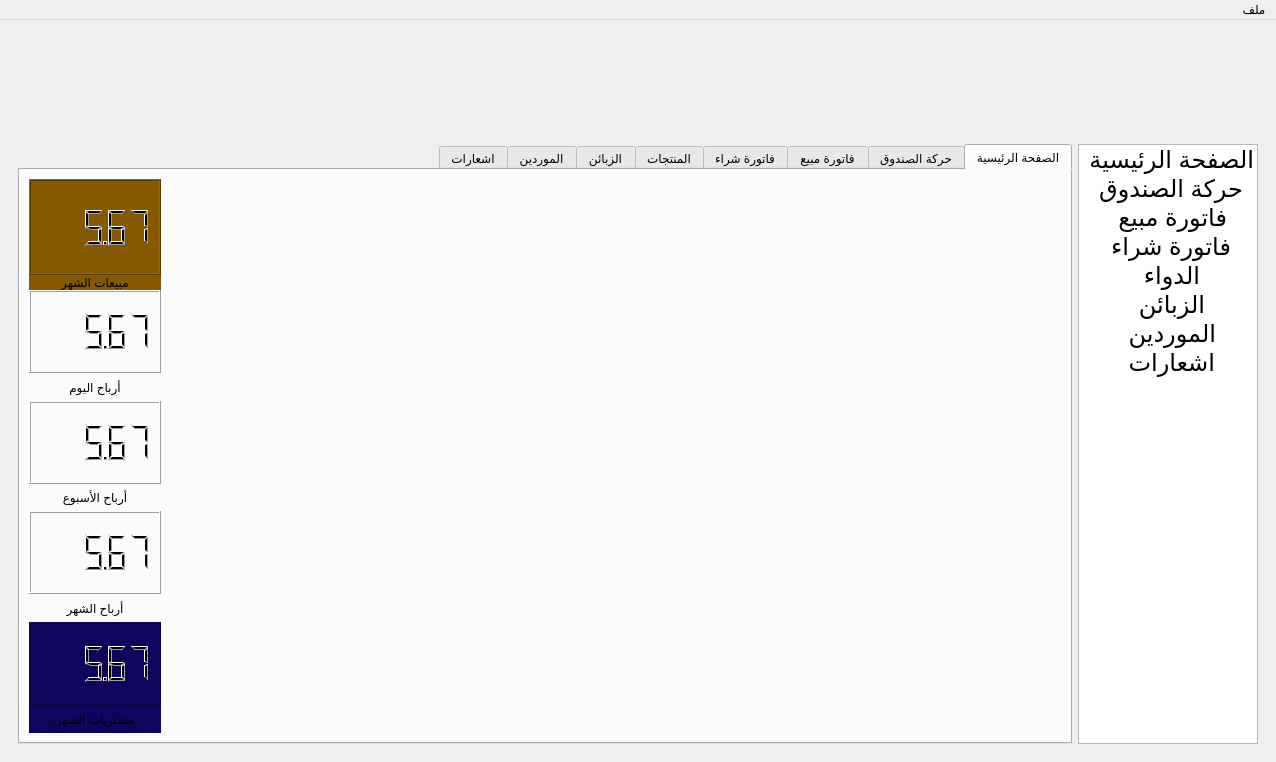
Before: the Qt Designer form j_shop.ui in sameraga/Al_Jamal_Shop, drawn with Qt 5.
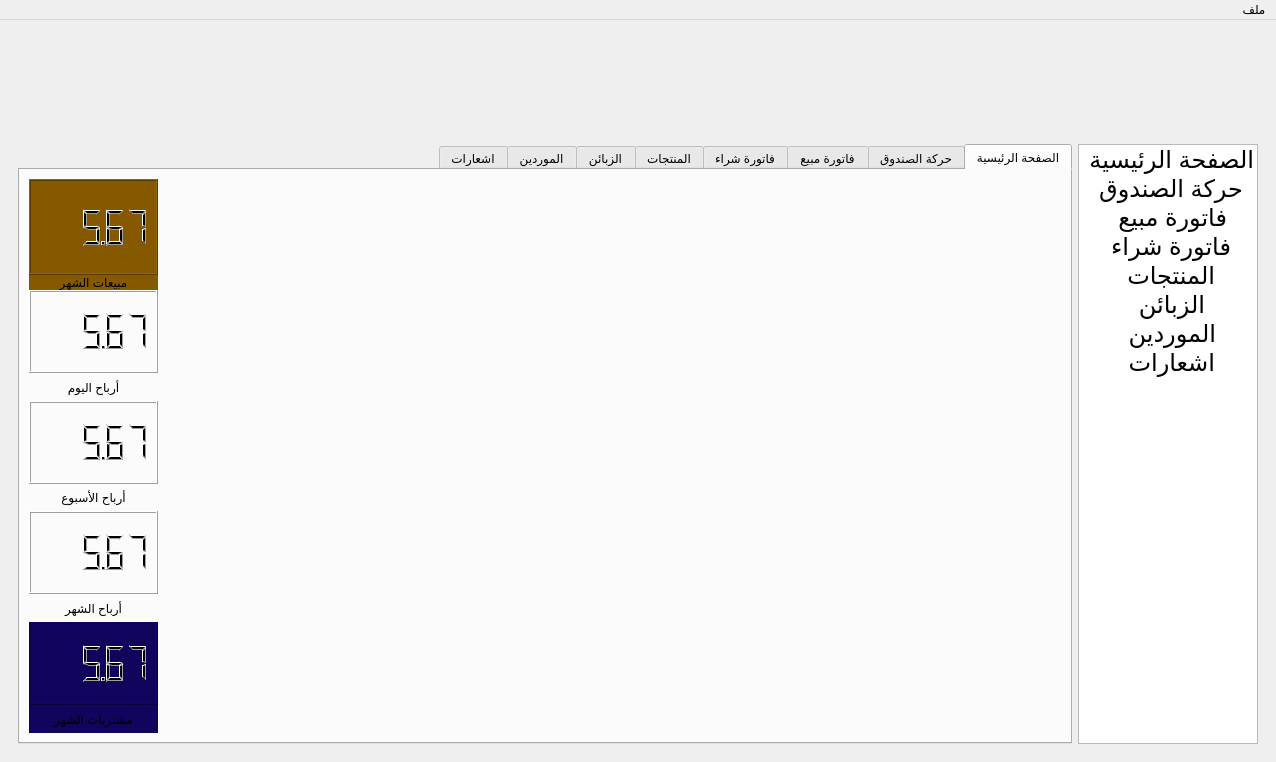
After: the same form once the commit is applied. The open tabs and pages were chosen to show the change. Icons and pictures are not drawn.

```diff
--- a/j_shop.ui
+++ b/j_shop.ui
@@ -179,7 +179,7 @@
             </item>
             <item>
              <property name="text">
-              <string>الدواء</string>
+              <string>المنتجات</string>
              </property>
             </item>
             <item>
@@ -222,14 +222,14 @@
              </attribute>
              <layout class="QVBoxLayout" name="verticalLayout_9">
               <item>
-               <layout class="QHBoxLayout" name="horizontalLayout_4">
+               <layout class="QHBoxLayout" name="horizontalLayout_4" stretch="7,1">
                 <property name="spacing">
                  <number>0</number>
                 </property>
                 <item>
                  <widget class="QLabel" name="label_8">
                   <property name="sizePolicy">
-                   <sizepolicy hsizetype="Minimum" vsizetype="Minimum">
+                   <sizepolicy hsizetype="Expanding" vsizetype="Expanding">
                     <horstretch>0</horstretch>
                     <verstretch>0</verstretch>
                    </sizepolicy>
```
Left out of the diff: 81 changed lines with no effect on the pictures.
